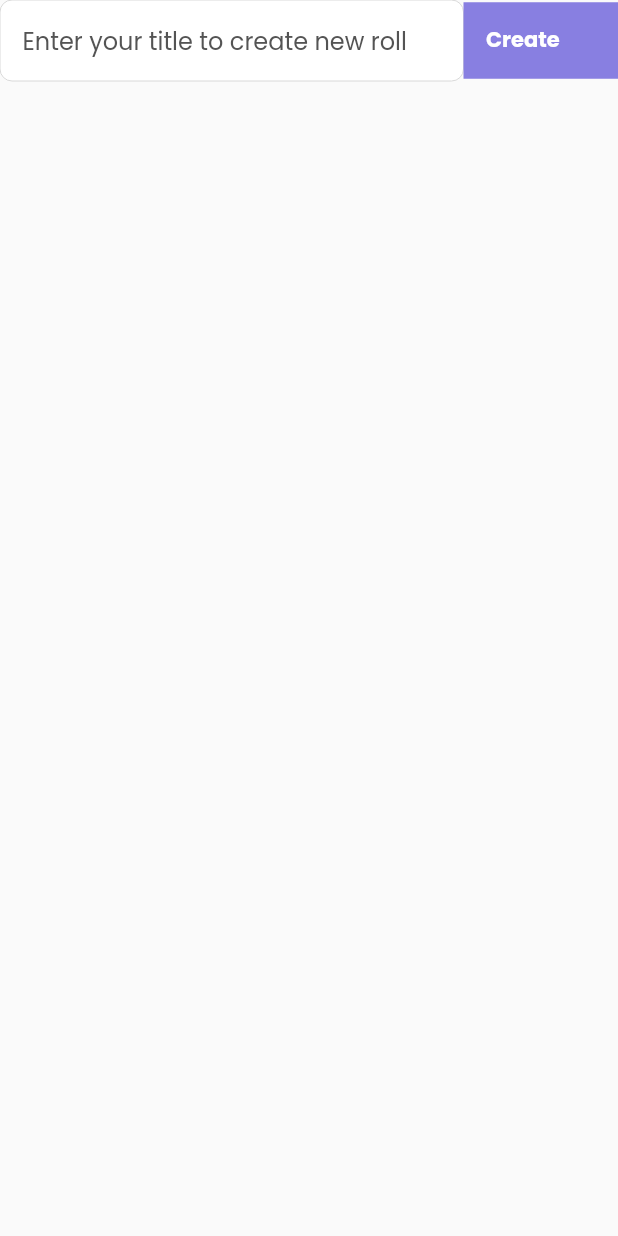
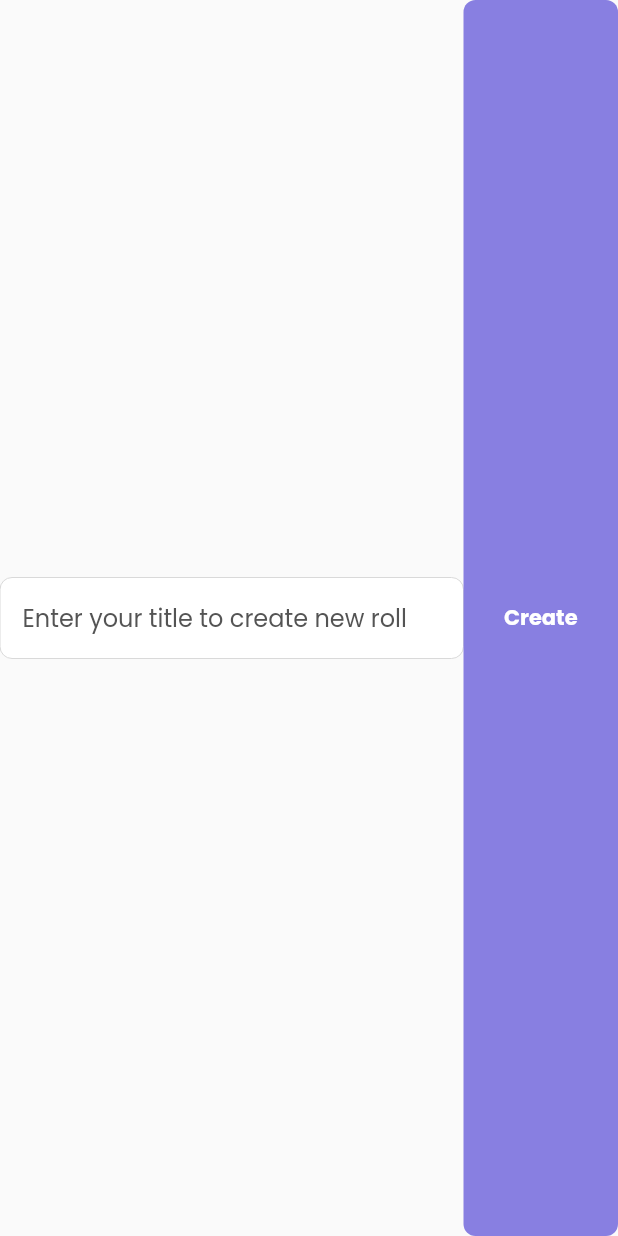
Before and after one commit to HeroesProjectTz/DecisionRoll-Flutter, a Flutter app: the AddNewDecisionWidget widget shown alone on an empty page, opened directly, on a phone screen of 412 x 824 dp. Run offline on Flutter 3.47's test engine with Material 2 defaults, Android fonts, the phone set to English and light mode, and no system bars; our stand-ins replace cloud_firestore, firebase_auth, firebase_core, flutter_riverpod, font_awesome_flutter, go_router and 4 more; missing offline and left inert: flutter_facebook_auth; accounts and stored records are empty.

Commit message:
user decisions + decision UI improvement

```diff
--- a/lib/screens/components/add_new_decision.dart
+++ b/lib/screens/components/add_new_decision.dart
@@ -27,13 +27,16 @@ class AddNewDecisionWidget extends StatelessWidget {
         ),
         Expanded(
           child: Container(
-            color: blueColor05,
-            padding: const EdgeInsets.symmetric(horizontal: 15, vertical: 15),
-            child: const Text(
-              "Create",
-              style: TextStyle(
-                color: Colors.white,
-                fontWeight: FontWeight.bold,
+            decoration: BoxDecoration(
+                color: blueColor05, borderRadius: BorderRadius.circular(8)),
+            padding: const EdgeInsets.symmetric(horizontal: 15, vertical: 12.8),
+            child: const Center(
+              child: Text(
+                "Create",
+                style: TextStyle(
+                  color: Colors.white,
+                  fontWeight: FontWeight.bold,
+                ),
               ),
             ),
           ),
--- a/lib/screens/decisions/decision_page.dart
+++ b/lib/screens/decisions/decision_page.dart
@@ -61,9 +61,11 @@ class DecisionPage extends ConsumerWidget {
                   Expanded(
                     flex: 1,
                     child: Container(
-                        color: blueColor05,
+                        decoration: BoxDecoration(
+                            color: blueColor05,
+                            borderRadius: BorderRadius.circular(8)),
                         padding: const EdgeInsets.symmetric(
-                            horizontal: 8, vertical: 10),
+                            horizontal: 15, vertical: 7),
                         child: Row(
                           children: const [
                             Expanded(
--- a/lib/screens/users/user_decisions_page.dart
+++ b/lib/screens/users/user_decisions_page.dart
@@ -58,6 +58,7 @@ class UserDecisionsPage extends ConsumerWidget {
                           GoRouter.of(context).push('/decision/${decision.id}');
                         },
                         child: Container(
+                            margin: const EdgeInsets.only(top: 12),
                             decoration: BoxDecoration(
                               color: Colors.white,
                               borderRadius: BorderRadius.circular(8),
@@ -71,7 +72,10 @@ class UserDecisionsPage extends ConsumerWidget {
                               Column(
                                   crossAxisAlignment: CrossAxisAlignment.start,
                                   children: propList([
-                                    propText('Outcome: ', decision.outcome),
+                                    decision.outcome == ''
+                                        ? propText('', '')
+                                        : propText(
+                                            'Outcome: ', decision.outcome),
                                     propText('Owner: ', decision.ownerId),
                                     propText('State: ', decision.state),
                                   ]))
```
